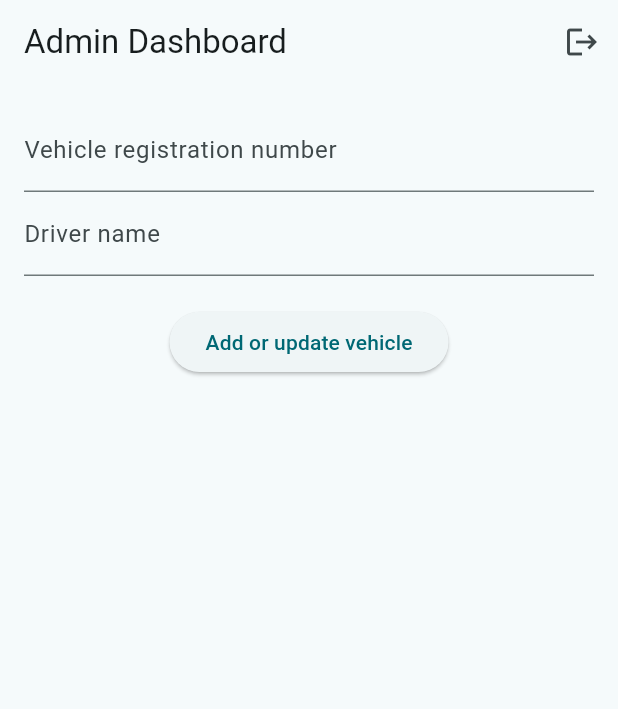
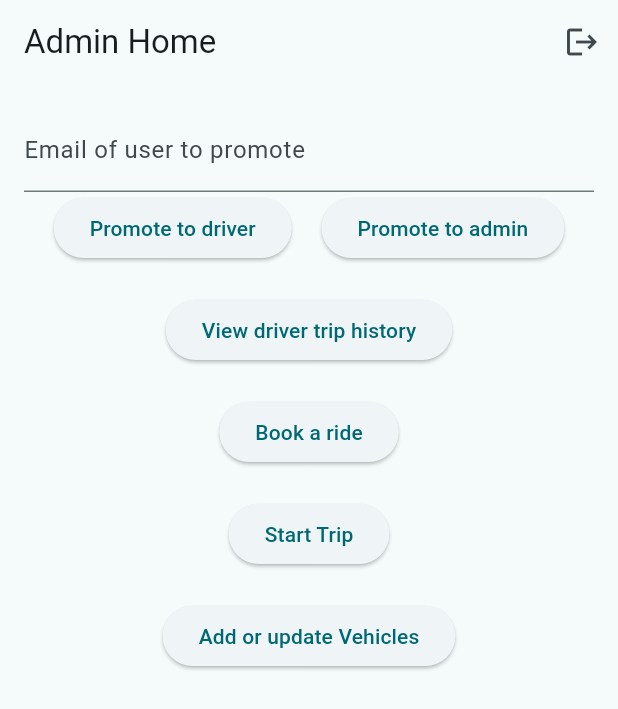
Before and after one commit to Godlearningtocode/carPool, a Flutter app: the AdminHomePage screen opened directly, on a phone screen of 412 x 824 dp. Shown: the top 709 px of the screen. Run offline on Flutter 3.47's test engine with Material 3 defaults, Android fonts, the phone set to English and light mode, and no system bars; our stand-ins replace cloud_firestore, firebase_auth, firebase_core, geolocator, google_maps_flutter; accounts and stored records are empty.

Commit message:
version 0.02 feat: driver trip history feat: admin and driver status promotion feature for admins

```diff
--- a/lib/admin_home_page.dart
+++ b/lib/admin_home_page.dart
@@ -1,3 +1,7 @@
+import 'package:car_pool/booking.dart';
+import 'package:car_pool/driver_home_page.dart';
+import 'package:car_pool/driver_trip_history.dart';
+import 'package:car_pool/vehicle_management_page.dart';
 import 'package:flutter/material.dart';
 import 'package:provider/provider.dart';
 import 'my_app_state.dart';
@@ -11,6 +15,7 @@ class AdminHomePage extends StatefulWidget {
 class _adminHomePageState extends State<AdminHomePage> {
   final TextEditingController _registrationController = TextEditingController();
   final TextEditingController _driverController = TextEditingController();
+  TextEditingController _emailController = TextEditingController();
   bool isLoading = false;
 
   final VehicleManager _vehicleManager = VehicleManager();
@@ -20,6 +25,30 @@ class _adminHomePageState extends State<AdminHomePage> {
     _registrationController.dispose();
     _driverController.dispose();
     super.dispose();
+  }
+
+  Future<void> _promoteRoDriver(String email, String idToken) async {
+    var appState = Provider.of<MyAppState>(context, listen: false);
+    try {
+      await appState.updateUserRoleToDriver(email, idToken);
+      ScaffoldMessenger.of(context).showSnackBar(
+          SnackBar(content: Text('$email has been promoted to driver')));
+    } catch (e) {
+      ScaffoldMessenger.of(context)
+          .showSnackBar(SnackBar(content: Text('Failed to promote to driver')));
+    }
+  }
+
+  Future<void> _promoteToAdmin(String email, String idToken) async {
+    var appState = Provider.of<MyAppState>(context, listen: false);
+    try {
+      await appState.updateUserRoleToAdmin(email, idToken);
+      ScaffoldMessenger.of(context).showSnackBar(
+          SnackBar(content: Text('$email has been promoted to admin')));
+    } catch (e) {
+      ScaffoldMessenger.of(context).showSnackBar(
+          SnackBar(content: Text('failed to promote to admin: $e')));
+    }
   }
 
   Future<void> _handleAddOrUpdateVehicle(
@@ -58,7 +87,7 @@ class _adminHomePageState extends State<AdminHomePage> {
 
     return Scaffold(
       appBar: AppBar(
-        title: Text('Admin Dashboard'),
+        title: Text('Admin Home'),
         actions: [
           IconButton(
             onPressed: () async {
@@ -73,33 +102,78 @@ class _adminHomePageState extends State<AdminHomePage> {
         padding: const EdgeInsets.all(16.0),
         child: Column(
           children: [
-            TextFormField(
-              controller: _registrationController,
-              decoration:
-                  InputDecoration(labelText: 'Vehicle registration number'),
+            TextField(
+              controller: _emailController,
+              decoration: InputDecoration(
+                  labelText: 'Email of user to promote',
+                  hintText: 'Enter user email'),
             ),
-            TextFormField(
-              controller: _driverController,
-              decoration: InputDecoration(labelText: 'Driver name'),
+            Row(
+              mainAxisAlignment: MainAxisAlignment.spaceEvenly,
+              children: [
+                ElevatedButton(
+                  onPressed: () {
+                    if (_emailController.text.isNotEmpty) {
+                      _promoteRoDriver(
+                          _emailController.text.trim(), appState.idToken!);
+                    }
+                  },
+                  child: Text('Promote to driver'),
+                ),
+                ElevatedButton(
+                    onPressed: () {
+                      if (_emailController.text.isNotEmpty) {
+                        _promoteToAdmin(
+                            _emailController.text.trim(), appState.idToken!);
+                      }
+                    },
+                    child: Text('Promote to admin')),
+              ],
             ),
             SizedBox(
               height: 20,
             ),
-            isLoading
-                ? CircularProgressIndicator()
-                : ElevatedButton(
-                    onPressed: () {
-                      if (appState.idToken != null) {
-                        _handleAddOrUpdateVehicle(context, appState.idToken!);
-                      } else {
-                        ScaffoldMessenger.of(context).showSnackBar(SnackBar(
-                            content: Text('Error: user is not signedin')));
-                      }
-                    },
-                    child: Text('Add or update vehicle')),
+            ElevatedButton(
+                onPressed: () {
+                  Navigator.push(
+                      context,
+                      MaterialPageRoute(
+                          builder: (context) => DriverTripHistoryPage()));
+                },
+                child: Text('View driver trip history')),
             SizedBox(
               height: 20,
-            )
+            ),
+            ElevatedButton(
+                onPressed: () {
+                  Navigator.push(
+                      context,
+                      MaterialPageRoute(
+                          builder: (context) => RideBookingPage()));
+                },
+                child: Text('Book a ride')),
+            SizedBox(
+              height: 20,
+            ),
+            ElevatedButton(
+                onPressed: () {
+                  Navigator.push(
+                      context,
+                      MaterialPageRoute(
+                          builder: (context) => DriverHomePage()));
+                },
+                child: Text('Start Trip')),
+            SizedBox(
+              height: 20,
+            ),
+            ElevatedButton(
+                onPressed: () {
+                  Navigator.push(
+                      context,
+                      MaterialPageRoute(
+                          builder: (context) => VehicleManagementPage()));
+                },
+                child: Text('Add or update Vehicles')),
           ],
         ),
       ),
--- a/lib/login_page.dart
+++ b/lib/login_page.dart
@@ -65,7 +65,7 @@ class _LoginPageState extends State<LoginPage> {
           print(userRole);
           if (userRole == 'driver') {
             Navigator.pushReplacement(context,
-                MaterialPageRoute(builder: (context) => DriverHomepage()));
+                MaterialPageRoute(builder: (context) => DriverHomePage()));
           } else if (userRole == 'admin') {
             Navigator.pushReplacement(context,
                 MaterialPageRoute(builder: (context) => AdminHomePage()));
--- a/lib/my_app_state.dart
+++ b/lib/my_app_state.dart
@@ -32,6 +32,49 @@ class MyAppState extends ChangeNotifier {
   String? get lastName => _lastName;
   String? get userRole => _userRole;
   String? get role => _role;
+
+  Future<void> updateUserRoleToDriver(String email, String idToken) async {
+    final url =
+        'https://firestore.googleapis.com/v1/projects/car-pool-786eb/databases/(default)/documents/users/$email';
+
+    final headers = {
+      'Authorization': 'Bearer $idToken',
+      'Content-Type': 'application/json',
+    };
+
+    final body = jsonEncode({
+      'fields': {
+        'role': {'stringValue': 'driver'}
+      }
+    });
+
+    final response =
+        await http.patch(Uri.parse(url), headers: headers, body: body);
+    if (response.statusCode != 200) {
+      throw Exception('Failed to promote to driver');
+    }
+  }
+
+  Future<void> updateUserRoleToAdmin(String email, String idToken) async {
+    final url =
+        'https://firestore.googleapis.com/v1/projects/car-pool-786eb/databases/(default)/documents/users/$email';
+    final headers = {
+      'Authorization': 'Bearer $idToken',
+      'Content-Type': 'application/json',
+    };
+
+    final body = jsonEncode({
+      'fields': {
+        'role': {'stringValue': 'admin'}
+      }
+    });
+
+    final response =
+        await http.patch(Uri.parse(url), headers: headers, body: body);
+    if (response.statusCode != 200) {
+      throw Exception('Failed to promote to admin');
+    }
+  }
 
   void initializeVehicle(List<String> registrationNumbers) {
     vehicles = registrationNumbers
--- a/lib/sign_up_page.dart
+++ b/lib/sign_up_page.dart
@@ -76,7 +76,7 @@ class _SignUpPageState extends State<SignUpPage> {
         context,
         MaterialPageRoute(
             builder: (context) =>
-                appState.role == 'driver' ? DriverHomepage() : MyHomePage()),
+                appState.role == 'driver' ? DriverHomePage() : MyHomePage()),
       );
     } catch (e) {
       // Update the error message in the UI
```
Also changed, not shown: lib/driver_trip_history.dart (added).
